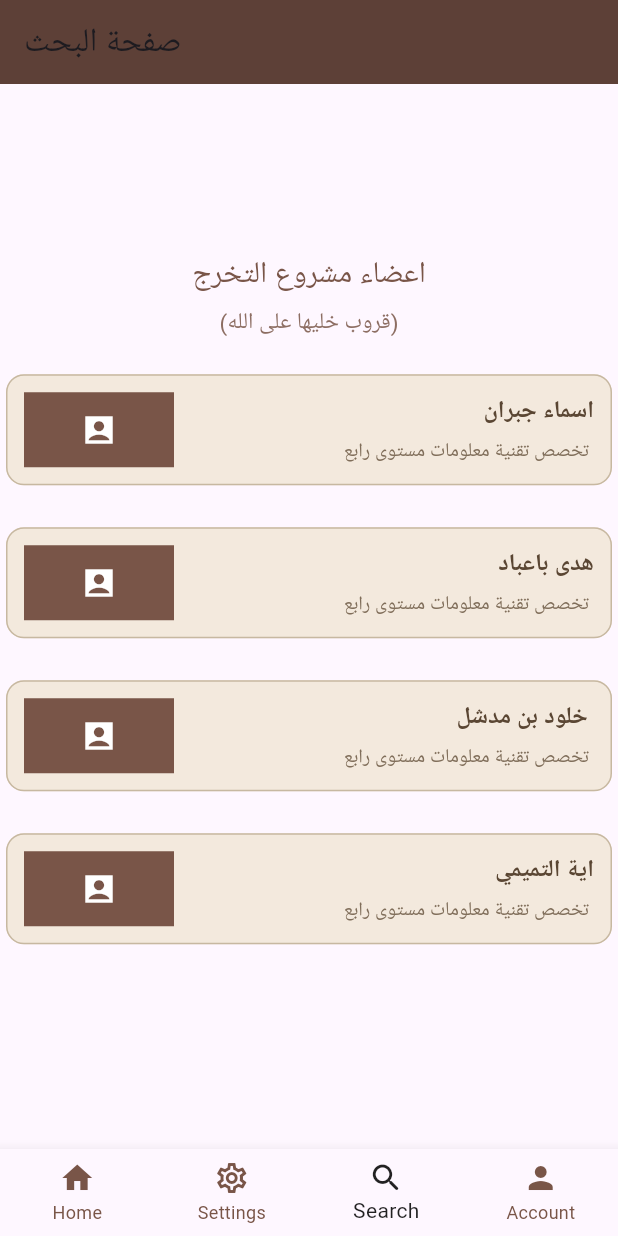
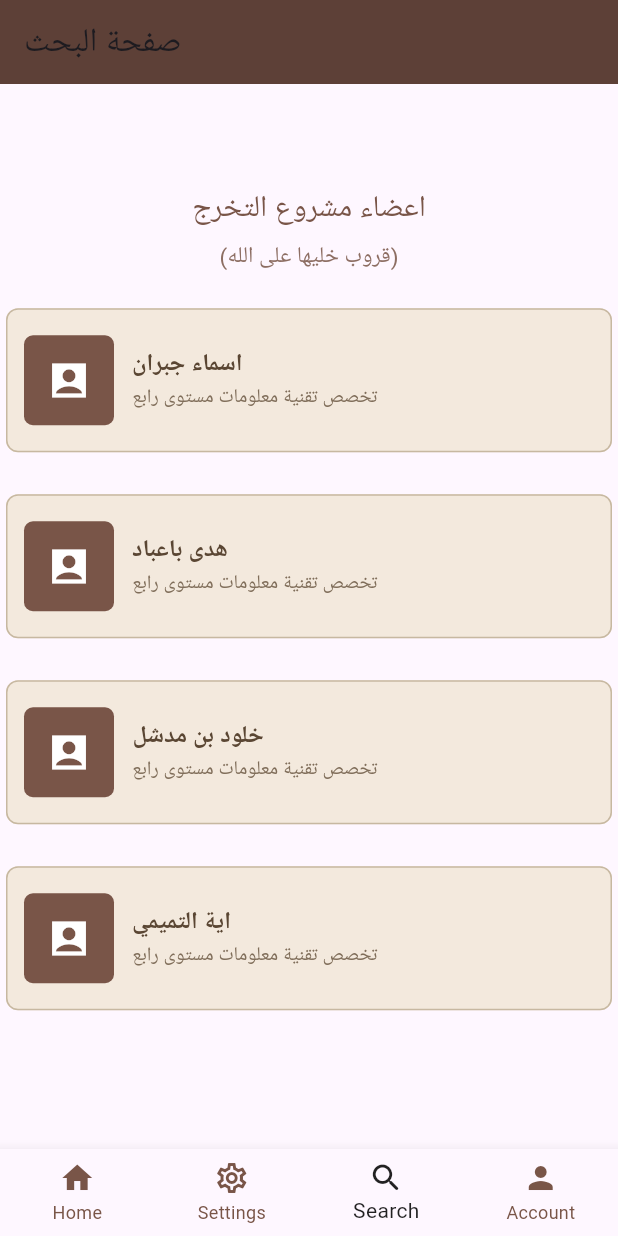
Before and after one commit to as-j-3/asma_gubran_homework, a Flutter app: the screen it shows after launch, item 3 of the bottom bar chosen, on a phone screen of 412 x 824 dp. Run offline on Flutter 3.47's test engine with Material 3 defaults, Android fonts, the phone set to English and light mode, and no system bars.

Commit message:
last tast2

```diff
--- a/lib/card.dart
+++ b/lib/card.dart
@@ -5,7 +5,13 @@ class Cards extends StatelessWidget {
   final String dscrbthen;
   final String text;
   final IconData Iconss;
-  const Cards({super.key, required this.dscrbthen, required this.text, required this.Iconss, });
+
+  const Cards({
+    super.key,
+    required this.dscrbthen,
+    required this.text,
+    required this.Iconss,
+  });
 
   @override
   Widget build(BuildContext context) {
@@ -13,7 +19,7 @@ class Cards extends StatelessWidget {
       elevation: 0,
       color: const Color(0xfff3e9dd),
       shape: RoundedRectangleBorder(
-        borderRadius: BorderRadius.circular(12),
+        borderRadius: BorderRadius.circular(8), // قلت الـ radius كما طلبت
         side: const BorderSide(color: Color(0xffc7b8a1), width: 1),
       ),
       child: Padding(
@@ -21,37 +27,44 @@ class Cards extends StatelessWidget {
         child: Row(
           textDirection: TextDirection.rtl,
           children: [
+            // النصوص داخل ListTile لكن داخل Expanded حتى لا يكسر الـ Row
             Expanded(
-              child: Column(
-                crossAxisAlignment: CrossAxisAlignment.end,
-                children: [
-                  Text(
+              child: ListTile(
+                contentPadding: EdgeInsets.zero,
+                title: Text(
                   text,
-                    style: TextStyle(
-                      color: Color(0xff5a4633), // بني غامق
+                  style: const TextStyle(
+                    color: Color(0xff5a4633),
                     fontSize: 16,
                     fontWeight: FontWeight.bold,
                   ),
                 ),
-                  SizedBox(height: 6),
-                  Text(
+                subtitle: Text(
                   dscrbthen,
-                    style: TextStyle(
-                      color: Color(0xff806e5a), // بني وسط
+                  style: const TextStyle(
+                    color: Color(0xff806e5a),
                     fontSize: 13,
                   ),
                 ),
-                ],
               ),
             ),
-            SizedBox(width: 12),
+
+            const SizedBox(width: 12),
+
+            // الصندوق اللي يحمل الايقونة — على اليسار
             Container(
-              width: 100,
-              height: 50,
+              width: 60,
+              height: 60,
+              decoration: BoxDecoration(
                 color: Colors.brown,
-              child: Icon(Iconss,color: Colors.white,),
-            )
-
+                borderRadius: BorderRadius.circular(6), // رادياس أقل كما طلبت
+              ),
+              child: Icon(
+                Iconss,
+                color: Colors.white,
+                size: 30,
+              ),
+            ),
           ],
         ),
       ),
--- a/lib/searchpage.dart
+++ b/lib/searchpage.dart
@@ -8,6 +8,7 @@ class Searchpage extends StatelessWidget {
   @override
   Widget build(BuildContext context) {
     return Center(
+      child: SingleChildScrollView(
         child: Column(
           mainAxisAlignment: MainAxisAlignment.center,
           children: [
@@ -27,6 +28,7 @@ class Searchpage extends StatelessWidget {
 
           ],
         ),
+      ),
     );
   }
 }
```
Lines whose indentation alone changed are shown as unchanged.
